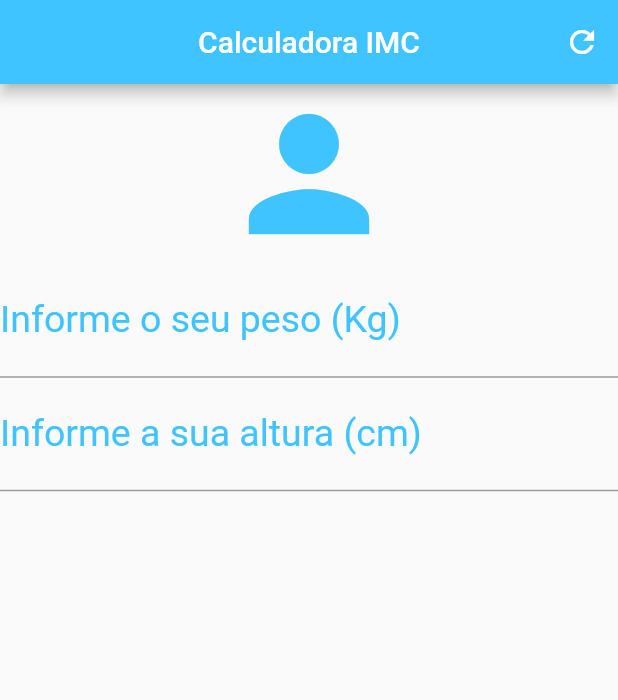
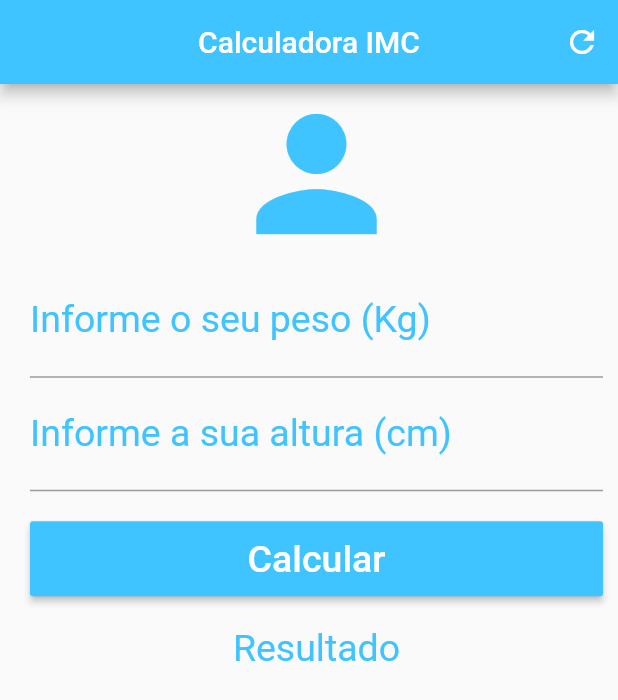
Before and after one commit to MateusDanieel/etec_app_calc_imc, a Flutter app: the screen it shows after launch, on a phone screen of 412 x 824 dp. Shown: the top 700 px of the screen. Run offline on Flutter 3.47's test engine with Material 2 defaults, Android fonts, the phone set to English and light mode, and no system bars.

Commit message:
Finalização da tela principal.

```diff
--- a/lib/telas/calculadora_imc.dart
+++ b/lib/telas/calculadora_imc.dart
@@ -6,6 +6,40 @@ class CalculadoraImc extends StatefulWidget {
 }
 
 class _CalculadoraImcState extends State<CalculadoraImc> {
+  TextEditingController weightController = TextEditingController();
+  TextEditingController heightController = TextEditingController();
+  GlobalKey<FormState> _formKey =
+      GlobalKey<FormState>(); // necessário para fazer o validator no form
+  String _infoText = "Resultado";
+
+  void _resetFields() {
+    weightController.text = "";
+    heightController.text = "";
+    setState(() {
+      _infoText = "Resultado";
+    });
+  }
+
+  void _calculate() {
+    setState(() {
+      double weight = double.parse(weightController.text);
+      double height = double.parse(heightController.text) / 100;
+      double imc = weight / (height * height);
+
+      if (imc < 18.5) {
+        _infoText = "Abaixo do peso (${imc.toStringAsPrecision(3)})";
+      } else if (imc >= 18.5 && imc <= 24.9) {
+        _infoText = "Peso normal(${imc.toStringAsPrecision(3)})";
+      } else if (imc >= 25.0 && imc <= 29.9) {
+        _infoText = "Sobrepeso(${imc.toStringAsPrecision(3)})";
+      } else if (imc >= 30.0 && imc <= 34.9) {
+        _infoText = "Obesidade grau 1 (${imc.toStringAsPrecision(3)})";
+      } else {
+        _infoText = "Obesidade grau 2 (${imc.toStringAsPrecision(3)})";
+      }
+    });
+  }
+
   @override
   Widget build(BuildContext context) {
     return Scaffold(
@@ -13,9 +47,16 @@ class _CalculadoraImcState extends State<CalculadoraImc> {
         title: Text("Calculadora IMC"),
         centerTitle: true,
         backgroundColor: Colors.lightBlueAccent,
-        actions: [IconButton(icon: Icon(Icons.refresh), onPressed: () {})],
+        actions: [
+          IconButton(icon: Icon(Icons.refresh), onPressed: _resetFields)
+        ],
       ),
-      body: Column(
+      body: SingleChildScrollView(
+        padding: EdgeInsets.fromLTRB(20.0, 0.0, 10.0, 0.0),
+        child: Form(
+          // tudo dentro de um form para fazer o validator
+          key: _formKey, // necessário para fazer o validator no form
+          child: Column(
             crossAxisAlignment: CrossAxisAlignment.stretch,
             children: [
               Icon(
@@ -23,25 +64,62 @@ class _CalculadoraImcState extends State<CalculadoraImc> {
                 size: 120.0,
                 color: Colors.lightBlueAccent,
               ),
-          TextField(
+              TextFormField(
                 keyboardType: TextInputType.number,
                 decoration: InputDecoration(
                   labelText: "Informe o seu peso (Kg)",
                   labelStyle: TextStyle(color: Colors.lightBlueAccent),
                 ),
                 textAlign: TextAlign.center,
-            style: TextStyle(color: Colors.green, fontSize: 25.0),
+                style: TextStyle(color: Colors.lightBlueAccent, fontSize: 25.0),
+                controller: weightController,
+                // ignore: missing_return
+                validator: (value) {
+                  if (value.isEmpty) {
+                    return "Insira seu peso";
+                  }
+                },
               ),
-          TextField(
+              TextFormField(
                 keyboardType: TextInputType.number,
                 decoration: InputDecoration(
                   labelText: "Informe a sua altura (cm)",
                   labelStyle: TextStyle(color: Colors.lightBlueAccent),
                 ),
                 textAlign: TextAlign.center,
-            style: TextStyle(color: Colors.green, fontSize: 25.0),
-          )
+                style: TextStyle(color: Colors.lightBlueAccent, fontSize: 25.0),
+                controller: heightController,
+                validator: (value) {
+                  if (value.isEmpty) {
+                    return "Insira sua altura";
+                  }
+                },
+              ),
+              Padding(
+                padding: EdgeInsets.only(top: 20.0, bottom: 20.0),
+                child: Container(
+                  height: 50.0,
+                  child: RaisedButton(
+                    onPressed: () {
+                      if (_formKey.currentState.validate()) {
+                        _calculate();
+                      }
+                    },
+                    child: Text(
+                      "Calcular",
+                      style: TextStyle(color: Colors.white, fontSize: 25.0),
+                    ),
+                    color: Colors.lightBlueAccent,
+                  ),
+                ),
+              ),
+              Text(_infoText,
+                  textAlign: TextAlign.center,
+                  style:
+                      TextStyle(color: Colors.lightBlueAccent, fontSize: 25.0))
             ],
+          ),
+        ),
       ),
     );
   }
```
Lines whose indentation alone changed are shown as unchanged.
